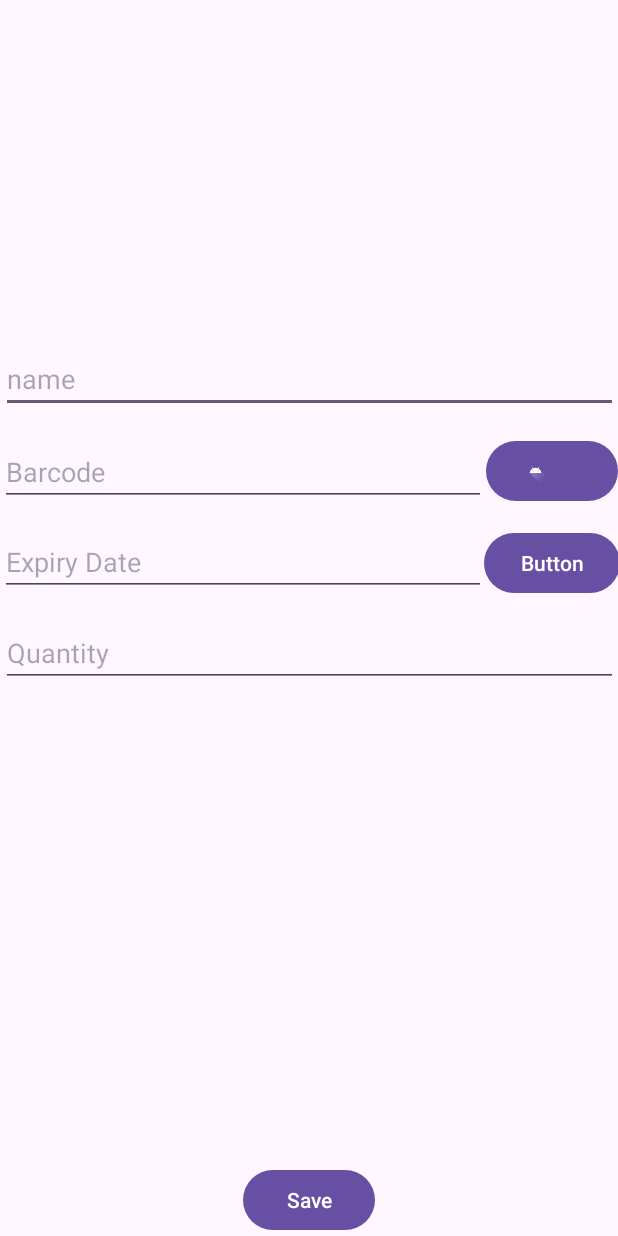
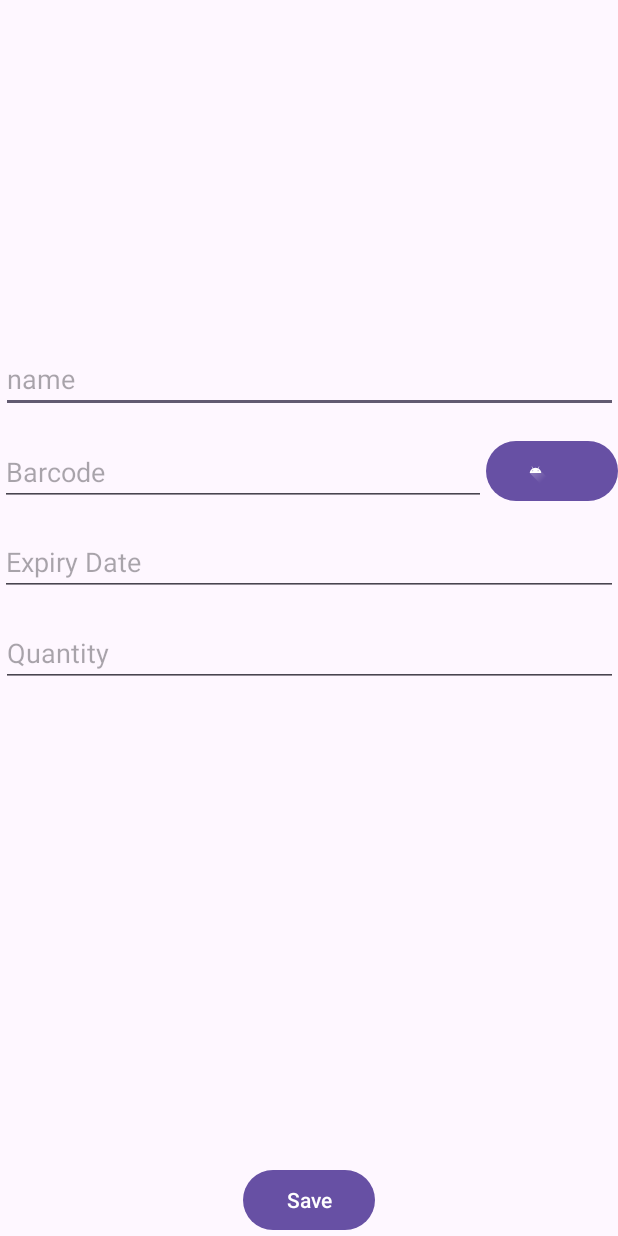
Before and after one commit to Shad0w-B0T/CoolCam, an Android app: the screen it shows after launch (MainActivity), on a phone screen of 412 x 824 dp. Run offline under Robolectric (Android 15) with nearby library versions, the phone set to English and light mode, and no system bars; libraries missing offline, so code that uses them is left out: com.google.mlkit.vision.

Commit message:
new: Detailed Layout unfinished

```diff
--- a/app/src/main/res/layout/detail_layout.xml
+++ b/app/src/main/res/layout/detail_layout.xml
@@ -45,7 +45,7 @@
         android:hint="Expiry Date"
         android:inputType="date"
         app:layout_constraintBottom_toTopOf="@+id/quantityTextfield"
-        app:layout_constraintEnd_toStartOf="@+id/button3"
+        app:layout_constraintEnd_toEndOf="parent"
         app:layout_constraintStart_toStartOf="parent"
         app:layout_constraintTop_toBottomOf="@+id/barcodeTextfield" />
 
@@ -80,15 +80,5 @@
         app:layout_constraintStart_toEndOf="@+id/barcodeTextfield"
         app:layout_constraintTop_toBottomOf="@+id/nameTextfield" />
 
-    <Button
-        android:id="@+id/button4"
-        android:layout_width="wrap_content"
-        android:layout_height="wrap_content"
-        android:text="Button"
-        app:layout_constraintBottom_toTopOf="@+id/quantityTextfield"
-        app:layout_constraintEnd_toEndOf="parent"
-        app:layout_constraintStart_toEndOf="@+id/expiryDateTextfield"
-        app:layout_constraintTop_toBottomOf="@+id/button3" />
-
 
 </androidx.constraintlayout.widget.ConstraintLayout>
```
